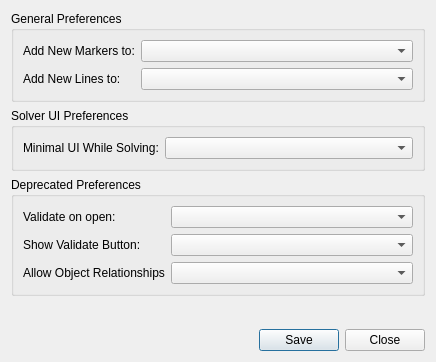
Above: python/mmSolver/tools/userprefswindow/ui/pref_layout.ui from david-cattermole/mayaMatchMoveSolver before the change. Below: the same form after it.
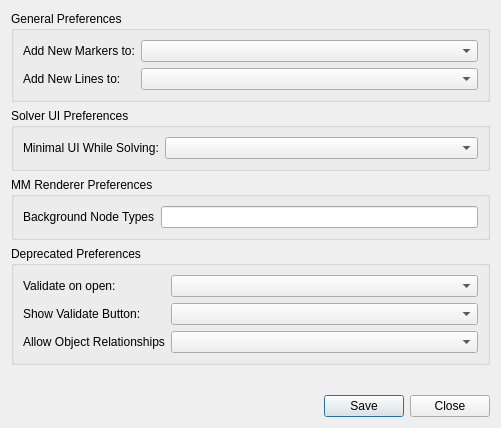
That is the form after the change.

Commit message:
User Preferences - Add MM Renderer Background Node Types
This new option allows the user to give node types that will be
considered to be rendered in the "background" pass of MM Renderer.

```diff
--- a/python/mmSolver/tools/userprefswindow/ui/pref_layout.ui
+++ b/python/mmSolver/tools/userprefswindow/ui/pref_layout.ui
@@ -6,8 +6,8 @@
    <rect>
     <x>0</x>
     <y>0</y>
-    <width>436</width>
-    <height>362</height>
+    <width>501</width>
+    <height>428</height>
    </rect>
   </property>
   <property name="windowTitle">
@@ -70,6 +70,29 @@
      </layout>
     </widget>
    </item>
+   <item>
+    <widget class="QGroupBox" name="mmRenderer_groupBox">
+     <property name="title">
+      <string>MM Renderer Preferences</string>
+     </property>
+     <layout class="QVBoxLayout" name="verticalLayout_5">
+      <item>
+       <layout class="QFormLayout" name="mmRenderer_formLayout">
+        <item row="0" column="0">
+         <widget class="QLabel" name="backgroundNodeTypesLabel">
+          <property name="text">
+           <string>Background Node Types</string>
+          </property>
+         </widget>
+        </item>
+        <item row="0" column="1">
+         <widget class="QLineEdit" name="backgroundNodeTypesLineEdit"/>
+        </item>
+       </layout>
+      </item>
+     </layout>
+    </widget>
+   </item>
    <item>
     <widget class="QGroupBox" name="deprecated_groupBox">
      <property name="title">
```
The commit also changes 4 other files.
